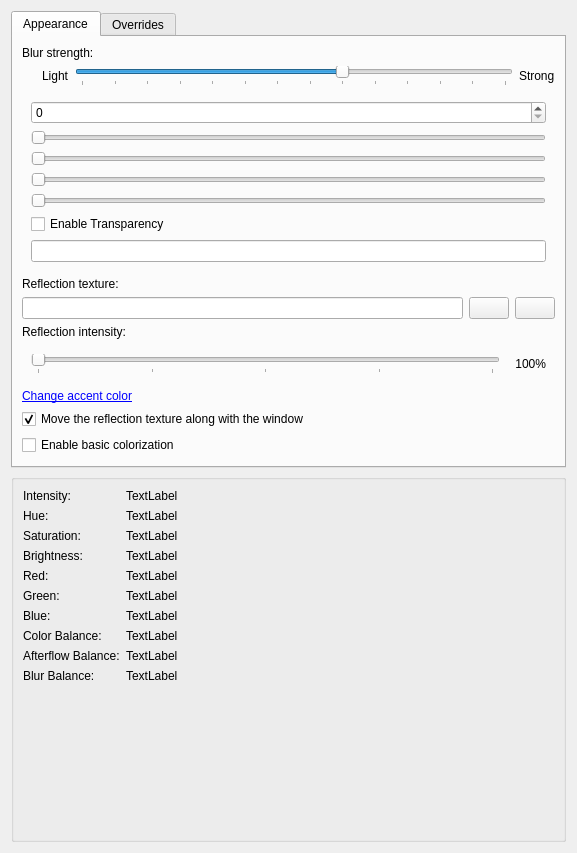
First picture: the form in kwin/effects_cpp/kde-effects-aeroglassblur/src/kcm/blur_config.ui, repository aeroshell-desktop/aerothemeplasma, before the edit.
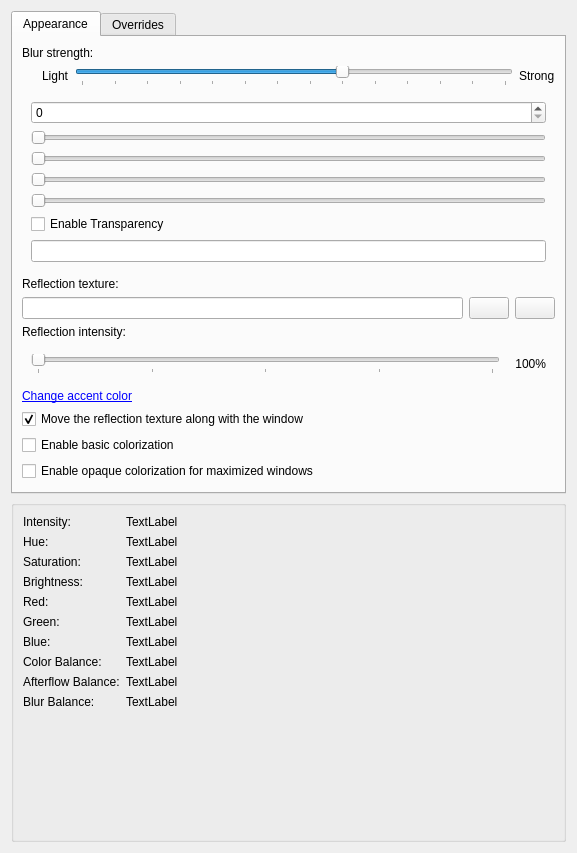
Second picture: the form after the edit. Icons and pictures are not drawn.

Commit message: Implement more accurate Vista-like colorization

Diff of the .ui file:
```diff
--- a/kwin/effects_cpp/kde-effects-aeroglassblur/src/kcm/blur_config.ui
+++ b/kwin/effects_cpp/kde-effects-aeroglassblur/src/kcm/blur_config.ui
@@ -292,6 +292,13 @@
          </property>
         </widget>
        </item>
+       <item>
+        <widget class="QCheckBox" name="kcfg_MaximizeColorization">
+         <property name="text">
+          <string>Enable opaque colorization for maximized windows</string>
+         </property>
+        </widget>
+       </item>
        <item>
         <spacer name="verticalSpacer">
          <property name="orientation">
```
The commit also changes 4 other files.
